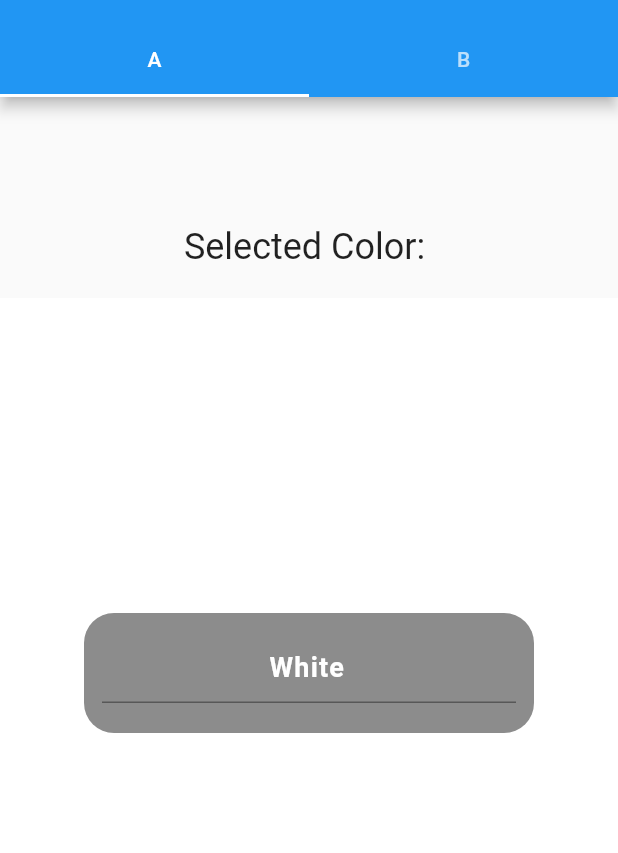
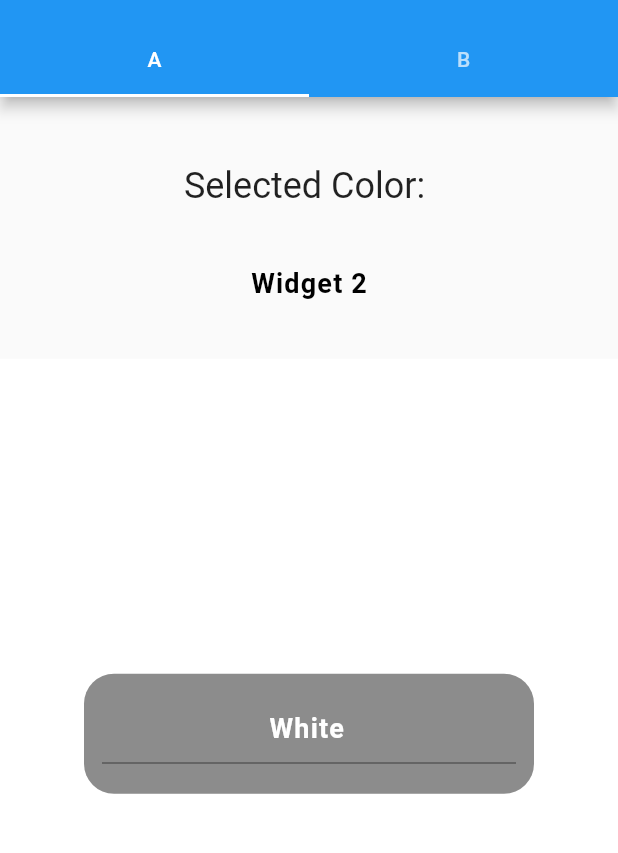
Before and after one commit to stp2003/internship.task, a Flutter app: the screen it shows after launch, on a phone screen of 412 x 824 dp, the part 59-912 px from its top. Run offline on Flutter 3.47's test engine with Material 2 defaults, Android fonts, the phone set to English and light mode, and no system bars; our stand-ins replace get.

```diff
--- a/lib/components/tab_a.dart
+++ b/lib/components/tab_a.dart
@@ -37,7 +37,19 @@ class TabA extends StatelessWidget {
                 );
               },
             ),
-            const SizedBox(height: 20),
+            const SizedBox(height: 40),
+            const Center(
+              child: Text(
+                'Widget 2',
+                style: TextStyle(
+                  color: Colors.black,
+                  fontSize: 18.0,
+                  letterSpacing: 0.8,
+                  fontWeight: FontWeight.bold,
+                ),
+              ),
+            ),
+            const SizedBox(height: 40),
             Obx(
               () => Container(
                 width: 500,
--- a/lib/components/tab_b.dart
+++ b/lib/components/tab_b.dart
@@ -33,7 +33,7 @@ class TabB extends StatelessWidget {
             color: randomColor,
             child: const Center(
               child: Text(
-                'Random Color',
+                'Widget 3',
                 style: TextStyle(fontSize: 24, color: Colors.white),
               ),
             ),
```
